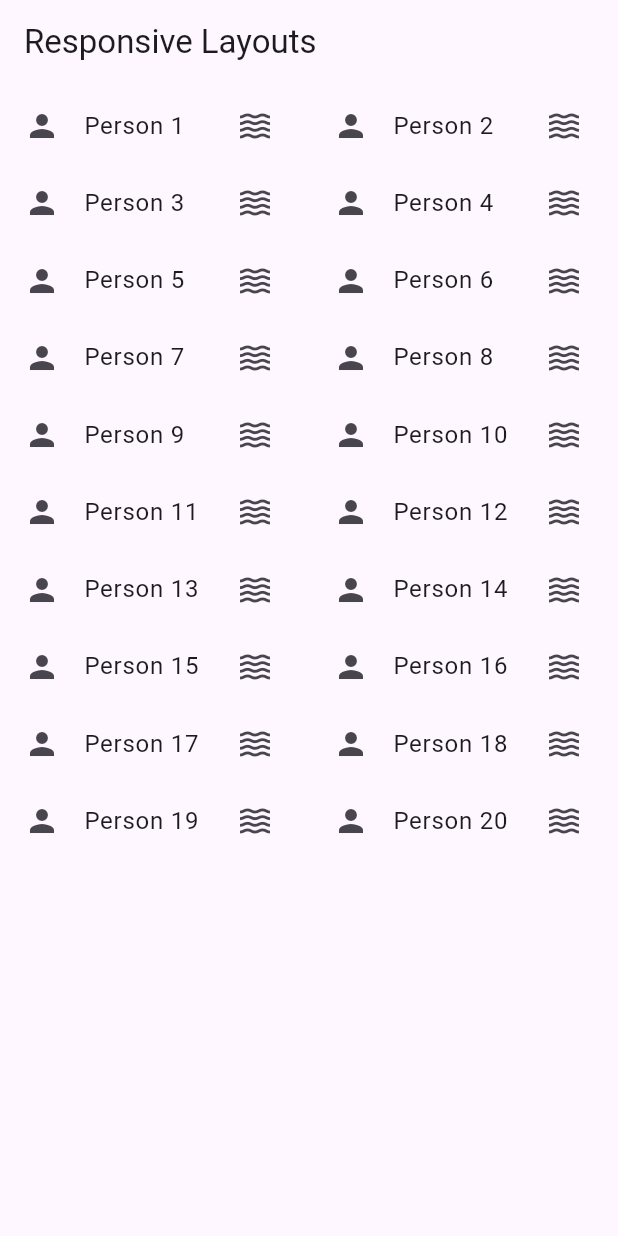
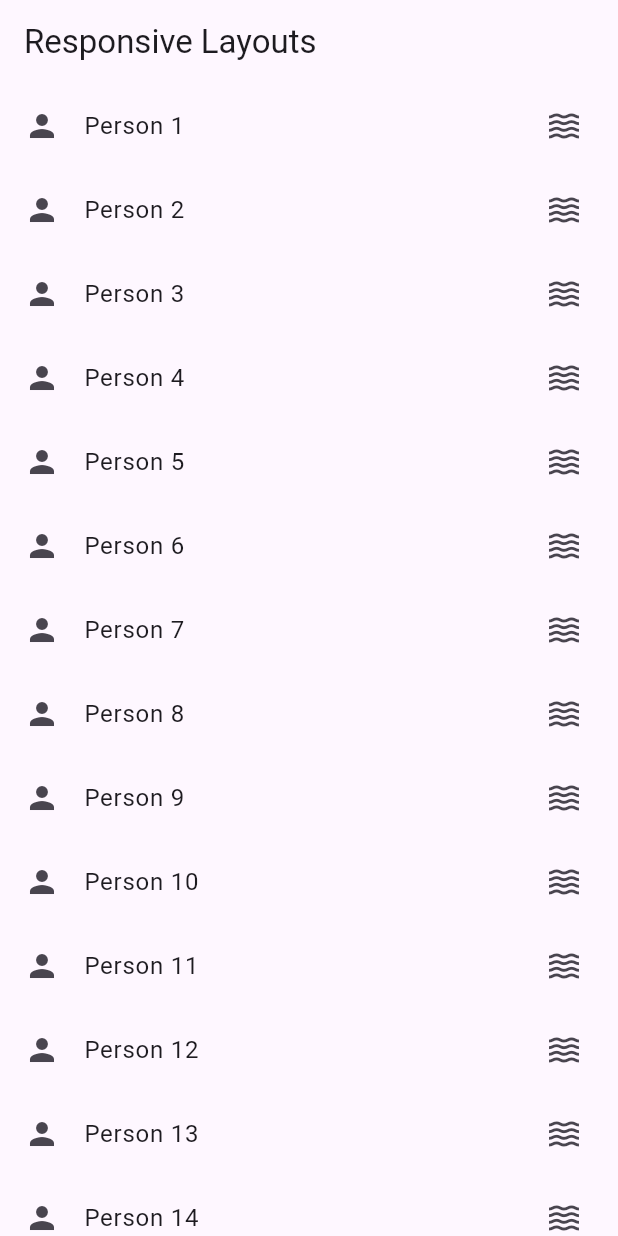
Before and after one commit to joshsaxx/everyday_flutter, a Flutter app: the screen it shows after launch, on a phone screen of 412 x 824 dp. Run offline on Flutter 3.47's test engine with Material 3 defaults, Android fonts, the phone set to English and light mode, and no system bars; our stand-ins replace cached_network_image, google_fonts.

Commit message:
tutorial_sessions -- Responsive UI part 2 implemented

```diff
--- a/lib/app/tutorial_sessions/responsive_ui/responsive_ui.dart
+++ b/lib/app/tutorial_sessions/responsive_ui/responsive_ui.dart
@@ -1,4 +1,5 @@
 import 'package:flutter/material.dart';
+import 'package:flutter/rendering.dart';
 
 class ResponsiveUIScreen extends StatefulWidget {
   const ResponsiveUIScreen({super.key});
@@ -10,11 +11,39 @@ class ResponsiveUIScreen extends StatefulWidget {
 class _ResponsiveUIScreenState extends State<ResponsiveUIScreen> {
   @override
   Widget build(BuildContext context) {
+
+    double width = MediaQuery.of(context).size.width;
+    double height = MediaQuery.of(context).size.height;
+    Orientation orientation = MediaQuery.of(context).orientation;
+
+
     return Scaffold(
       appBar: AppBar(
         title: const Text('Responsive Layouts'),
       ),
-      body: GridData(),
+      //using height and width for responsiveness
+      //body: width> 480 ? GridData() : ListData(),
+      //making use of Orientation for responsiveness
+      //body: orientation == Orientation.portrait ? ListData() : GridData(),
+      body: LayoutBuilder(
+        builder: (context, constraints){
+          //constraints gives available space of the parent of the LayoutBuilder and in this case, Scaffold
+
+          print("Media : $width");
+          print("Media : $height");
+
+          print("Builder : ${constraints.maxWidth}");
+          print("Builder : ${constraints.maxHeight}");
+
+          //difference in height cos of appBar presence, LayoutBuilder is taking the available space after the appBar
+
+          if(constraints.maxWidth > 500){
+            return GridData();
+          }else{
+            return ListData();
+          }
+        })
+        ,
     );
   }
 }
```
